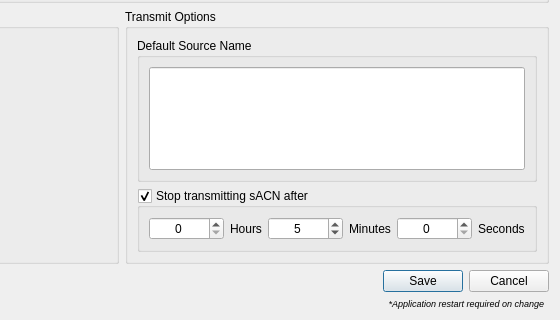
First picture: the form in ui/preferencesdialog.ui, repository docsteer/sacnview, before the edit; both pictures show x 286 to 846 and y 330 to 650 of the 846 by 650 pixel window.
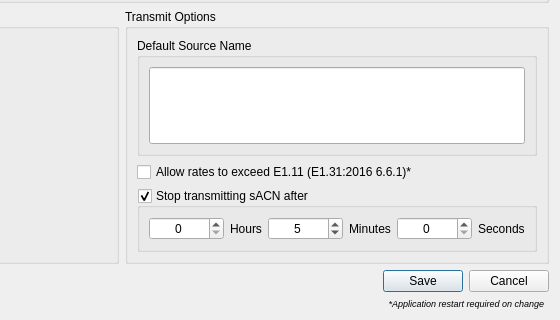
Second picture: the form after the edit. Icons and pictures are not drawn.

```diff
--- a/ui/preferencesdialog.ui
+++ b/ui/preferencesdialog.ui
@@ -288,6 +288,19 @@
           </layout>
          </widget>
         </item>
+		<item> 
+       <widget class="QCheckBox" name="cbTxRateOverride"> 
+        <property name="sizePolicy"> 
+         <sizepolicy hsizetype="Expanding" vsizetype="Expanding"> 
+          <horstretch>0</horstretch> 
+          <verstretch>0</verstretch> 
+         </sizepolicy> 
+        </property> 
+        <property name="text"> 
+         <string>Allow rates to exceed E1.11 (E1.31:2016 6.6.1)*</string> 
+        </property> 
+       </widget> 
+      </item> 
         <item>
          <widget class="QGroupBox" name="gbTransmitTimeout">
           <property name="sizePolicy">
```
Left out of the diff: 1 changed line with no effect on the pictures.
